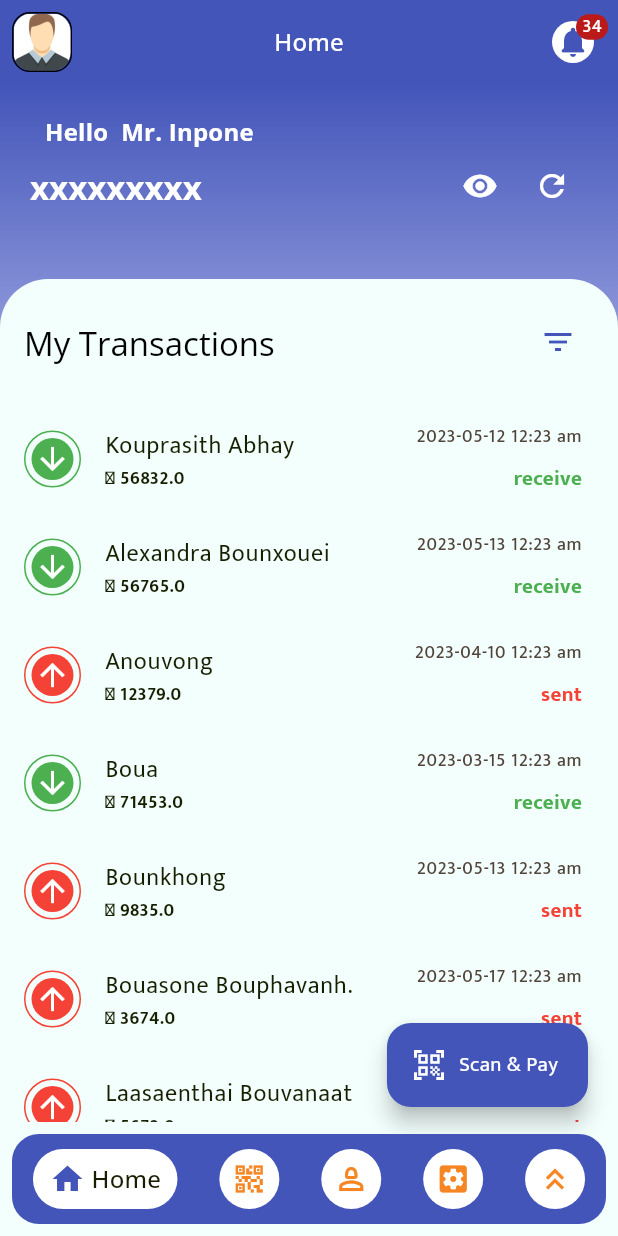
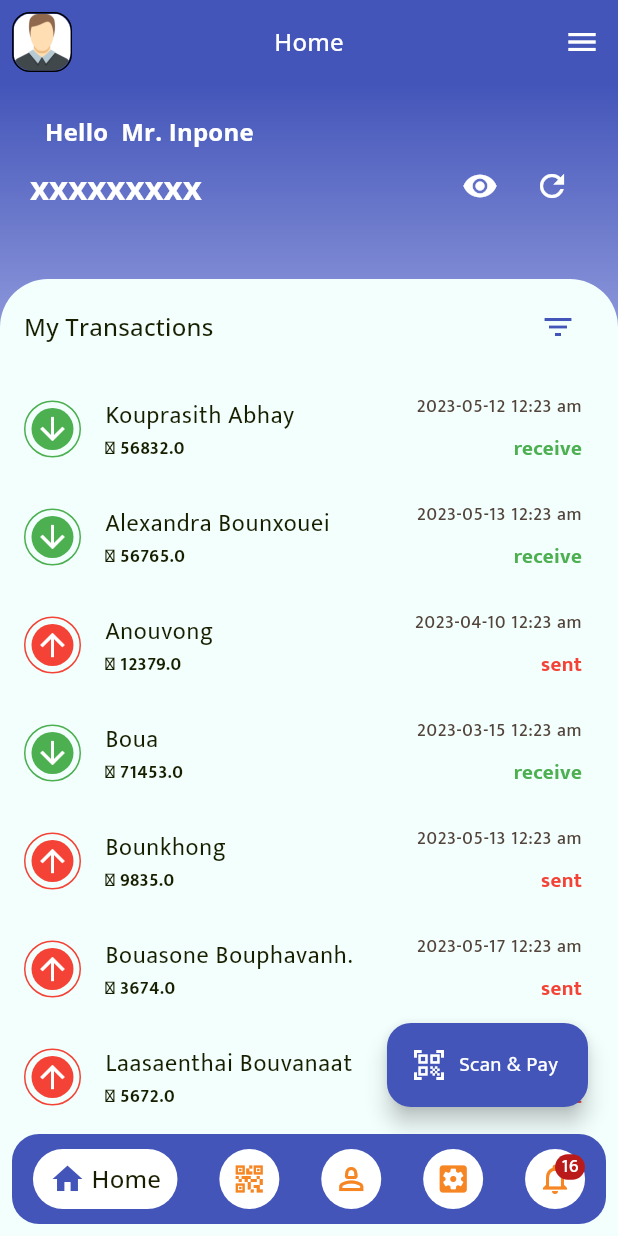
Before and after one commit to ritunjaykumar/kokok_pay_update, a Flutter app: the screen it shows after launch, after a tap on the "visibility off" icon, on a phone screen of 412 x 824 dp. Run offline on Flutter 3.47's test engine with Material 2 defaults, Android fonts, the phone set to English and light mode, and no system bars; our stand-ins replace connectivity_plus, country_picker, dartz, device_info_plus, dio, firebase_core and 14 more; missing offline and left inert: awesome_card, encrypt, flutter_udid, fluttercontactpicker, local_auth_android, local_auth_ios and 2 more; accounts and stored records are empty; generated files the repository leaves out were written again; project files that could hold a hidden picture were left out.

Commit message:
navigation code modified

```diff
--- a/lib/screens/dashboard/dashboard_provider.dart
+++ b/lib/screens/dashboard/dashboard_provider.dart
@@ -1,6 +1,9 @@
 import 'package:flutter/material.dart';
+import 'package:kokok_pay/resources/routes_manager.dart';
 import 'package:kokok_pay/screens/base/base_view_model.dart';
 import 'package:kokok_pay/screens/dashboard/home/home_screen.dart';
+import 'package:kokok_pay/screens/dashboard/more/more_provider.dart';
+import 'package:kokok_pay/screens/dashboard/notification/notification_screen.dart';
 import 'package:kokok_pay/screens/dashboard/qr/my_qr_screen.dart';
 import 'package:kokok_pay/screens/dashboard/more/more_screen.dart';
 import 'package:kokok_pay/screens/dashboard/profile/profile_screen.dart';
@@ -10,16 +13,19 @@ import 'package:kokok_pay/screens/widgets/menu/bottom_navigation.dart';
 class DashboardProvider extends BaseViewModel {
   DashboardProvider(super.context);
 
-  final List<String> titles = ['Home', 'My QR', 'My Profile', 'Setting'];
+  final List<String> titles = ['Home', 'My QR', 'My Profile', 'Setting', 'Notifications'];
   int _currentIndex = 0;
   int _previousSelectedIndex = 0;
-  final List<ItemData> _menuItem = [];
+  List<ItemData> _menuItem = [];
   late Widget _screen;
   late String _title;
+  late List<MenuItemData> _menuItems;
 
+  @override
   void init() {
     _setMenuItem();
     _menuScreen();
+    _menuItems = _initMenuItems();
   }
 
   void navigationListener(int index) {
@@ -33,25 +39,32 @@ class DashboardProvider extends BaseViewModel {
   int get currentIndex => _currentIndex;
 
   void _setMenuItem() {
-    _menuItem.addAll(
-      const [
-        ItemData(icon: Icons.home, label: 'Home', alternate: Icons.home_outlined),
-        ItemData(icon: Icons.qr_code_2_outlined, label: 'My QR', alternate: Icons.qr_code_2),
-        ItemData(icon: Icons.person, label: 'Profile', alternate: Icons.person_2_outlined),
-        ItemData(icon: Icons.settings, label: 'Setting', alternate: Icons.settings_applications),
-        ItemData(
+    _menuItem = const [
+      ItemData(icon: Icons.home, label: 'Home', alternate: Icons.home_outlined),
+      ItemData(icon: Icons.qr_code_2_outlined, label: 'My QR', alternate: Icons.qr_code_2),
+      ItemData(icon: Icons.person, label: 'Profile', alternate: Icons.person_2_outlined),
+      ItemData(icon: Icons.settings, label: 'Setting', alternate: Icons.settings_applications),
+      ItemData(
+        icon: Icons.notifications,
+        label: 'Notification',
+        alternate: Icons.notifications_outlined,
+        badge: true,
+        badgeValue: 16
+      ),
+      /*ItemData(
             icon: Icons.keyboard_double_arrow_down,
             label: 'More',
-            alternate: Icons.keyboard_double_arrow_up),
-      ],
-    );
+            alternate: Icons.keyboard_double_arrow_up),*/
+    ];
   }
 
   void _menuScreen() {
-    if (_currentIndex != 4) {
+    /*if (_currentIndex != 4) {
       _previousSelectedIndex = _currentIndex;
       _title = titles[_currentIndex];
-    }
+    }*/
+    _previousSelectedIndex = _currentIndex;
+    _title = titles[_currentIndex];
 
     switch (_currentIndex) {
       case 0:
@@ -67,7 +80,8 @@ class DashboardProvider extends BaseViewModel {
         _screen = const SettingScreen();
         break;
       case 4:
-        _showMoreDialog();
+        // _showMoreDialog();
+        _screen = const NotificationScreen();
         break;
     }
   }
@@ -104,6 +118,19 @@ class DashboardProvider extends BaseViewModel {
     notifyListeners();
   }
 
+  List<MenuItemData> _initMenuItems() {
+    return <MenuItemData>[
+      MenuItemData(title: 'Transfer', icon: Icons.send, path: Routes.transferScreen),
+      MenuItemData(title: 'Wallet', icon: Icons.wallet, path: Routes.walletScreen),
+      MenuItemData(title: 'My Cards', icon: Icons.credit_card, path: Routes.cardScreen),
+      MenuItemData(title: 'Favorite', icon: Icons.favorite_border, path: Routes.favoriteScreen),
+      MenuItemData(title: 'EDL', icon: Icons.electric_bolt, path: Routes.edlScreen),
+      MenuItemData(title: 'Support', icon: Icons.support_agent, path: Routes.supportScreen),
+    ];
+  }
+
+  List<MenuItemData> get menuItems => _menuItems;
+
   String get title => _title;
 
   Widget get screen => _screen;
--- a/lib/screens/dashboard/home/home_screen.dart
+++ b/lib/screens/dashboard/home/home_screen.dart
@@ -2,6 +2,7 @@ import 'package:flutter/material.dart';
 import 'package:kokok_pay/resources/asset_manager.dart';
 import 'package:kokok_pay/resources/routes_manager.dart';
 import 'package:kokok_pay/screens/dashboard/home/home_provider.dart';
+import 'package:kokok_pay/screens/dashboard/more/more_screen.dart';
 import 'package:provider/provider.dart';
 
 class HomeScreen extends StatefulWidget {
@@ -53,6 +54,7 @@ class _HomeScreenMainState extends State<_HomeScreenMain> {
           Column(
             children: [
               _topPartWidget(),
+              // const MoreScreen(),
               Expanded(child: _bottomPartWidget()),
             ],
           ),
@@ -69,7 +71,10 @@ class _HomeScreenMainState extends State<_HomeScreenMain> {
                   color: colorScheme.onPrimary,
                 ),
               ),
-              icon: Icon(Icons.qr_code_scanner, color: colorScheme.onPrimary),
+              icon: Icon(
+                Icons.qr_code_scanner,
+                color: colorScheme.onPrimary,
+              ),
             ),
           )
         ],
@@ -83,15 +88,6 @@ class _HomeScreenMainState extends State<_HomeScreenMain> {
     return Container(
       width: double.infinity,
       padding: const EdgeInsets.all(20),
-      // decoration: BoxDecoration(
-      //   gradient: LinearGradient(
-      //     colors: [
-      //       colorScheme.primary,
-      //       colorScheme.primaryContainer,
-      //     ],
-      //
-      //   )
-      // ),
       child: Column(
         crossAxisAlignment: CrossAxisAlignment.start,
         children: [
@@ -214,13 +210,13 @@ class _HomeScreenMainState extends State<_HomeScreenMain> {
       child: Column(
         children: [
           Padding(
-            padding: const EdgeInsets.symmetric(horizontal: 16, vertical: 18),
+            padding: const EdgeInsets.symmetric(horizontal: 16, vertical: 8),
             child: Row(
               mainAxisAlignment: MainAxisAlignment.spaceBetween,
               children: [
                 Text(
                   'My Transactions',
-                  style: textTheme.titleLarge,
+                  style: textTheme.titleMedium,
                 ),
                 IconButton(
                   onPressed: () {},
--- /dev/null
+++ b/lib/screens/dashboard/notification/notification_provider.dart
@@ -0,0 +1,6 @@
+import 'package:kokok_pay/screens/base/base_view_model.dart';
+
+class NotificationProvider extends BaseViewModel{
+  NotificationProvider(super.context);
+
+}
--- a/lib/screens/widgets/menu/bottom_navigation.dart
+++ b/lib/screens/widgets/menu/bottom_navigation.dart
@@ -5,12 +5,15 @@ class ItemData {
   final IconData alternate;
   final String label;
   final bool disable;
-
+  final bool badge;
+  final int badgeValue;
   const ItemData({
     required this.icon,
     required this.label,
     required this.alternate,
     this.disable = false,
+    this.badge = false,
+    this.badgeValue = 0,
   });
 }
 
@@ -45,12 +48,15 @@ class AnimatedNavigationWidget extends StatefulWidget {
     required this.currentIndex,
     required this.item,
     required this.navigationDecoration,
+
+
   });
 
   final int currentIndex;
   final List<ItemData> item;
   final ValueChanged<int> onTap;
   final NavigationDecoration navigationDecoration;
+
 
   @override
   State<AnimatedNavigationWidget> createState() => _AnimatedNavigationWidgetState();
@@ -59,7 +65,9 @@ class AnimatedNavigationWidget extends StatefulWidget {
 class _AnimatedNavigationWidgetState extends State<AnimatedNavigationWidget> {
   @override
   Widget build(BuildContext context) {
-    final colorScheme = Theme.of(context).colorScheme;
+    final colorScheme = Theme
+        .of(context)
+        .colorScheme;
     return Container(
       margin: const EdgeInsets.all(8),
       width: double.infinity,
@@ -78,9 +86,25 @@ class _AnimatedNavigationWidgetState extends State<AnimatedNavigationWidget> {
   }
 
   Widget _menuItem(int idx, ItemData item, ValueChanged<int> onTap) {
-    final colorScheme = Theme.of(context).colorScheme;
-    final textTheme = Theme.of(context).textTheme;
+    final colorScheme = Theme
+        .of(context)
+        .colorScheme;
+    final textTheme = Theme
+        .of(context)
+        .textTheme;
     bool itemSelected = widget.currentIndex == idx;
+
+    Widget getIcon() {
+      return Icon(
+        itemSelected ? item.icon : item.alternate,
+        color: itemSelected
+            ? widget.navigationDecoration.selectedColor ?? colorScheme.primaryContainer
+            : widget.navigationDecoration.unselectedColor ?? colorScheme.secondaryContainer,
+        size: widget.navigationDecoration.iconSize,
+      );
+    }
+
+
     return InkWell(
       onTap: item.disable ? null : () => onTap(idx),
       child: AnimatedContainer(
@@ -98,13 +122,13 @@ class _AnimatedNavigationWidgetState extends State<AnimatedNavigationWidget> {
         child: Row(
           mainAxisAlignment: MainAxisAlignment.center,
           children: [
-            Icon(
-              itemSelected ? item.icon : item.alternate,
-              color: itemSelected
-                  ? widget.navigationDecoration.selectedColor ?? colorScheme.primaryContainer
-                  : widget.navigationDecoration.unselectedColor ?? colorScheme.secondaryContainer,
-              size: widget.navigationDecoration.iconSize,
-            ),
+            if(item.badge)
+              Badge(
+                label: Text('${item.badgeValue}'),
+                child: getIcon(),
+              )
+            else
+              getIcon(),
             if (itemSelected)
               Flexible(
                 child: Padding(
@@ -127,11 +151,17 @@ class _AnimatedNavigationWidgetState extends State<AnimatedNavigationWidget> {
     final TextPainter textPainter = TextPainter(
       text: TextSpan(
         text: label,
-        style: Theme.of(context).textTheme.titleMedium,
+        style: Theme
+            .of(context)
+            .textTheme
+            .titleMedium,
       ),
-      textScaleFactor: MediaQuery.of(context).textScaleFactor,
+      textScaleFactor: MediaQuery
+          .of(context)
+          .textScaleFactor,
       textDirection: TextDirection.ltr,
-    )..layout();
+    )
+      ..layout();
     return textPainter.size.width;
   }
 }
```
Also changed, not shown: lib/screens/dashboard/dashboard_screen.dart (+36 -2 lines), lib/screens/dashboard/notification/notification_screen.dart (added, +38 -0 lines).
